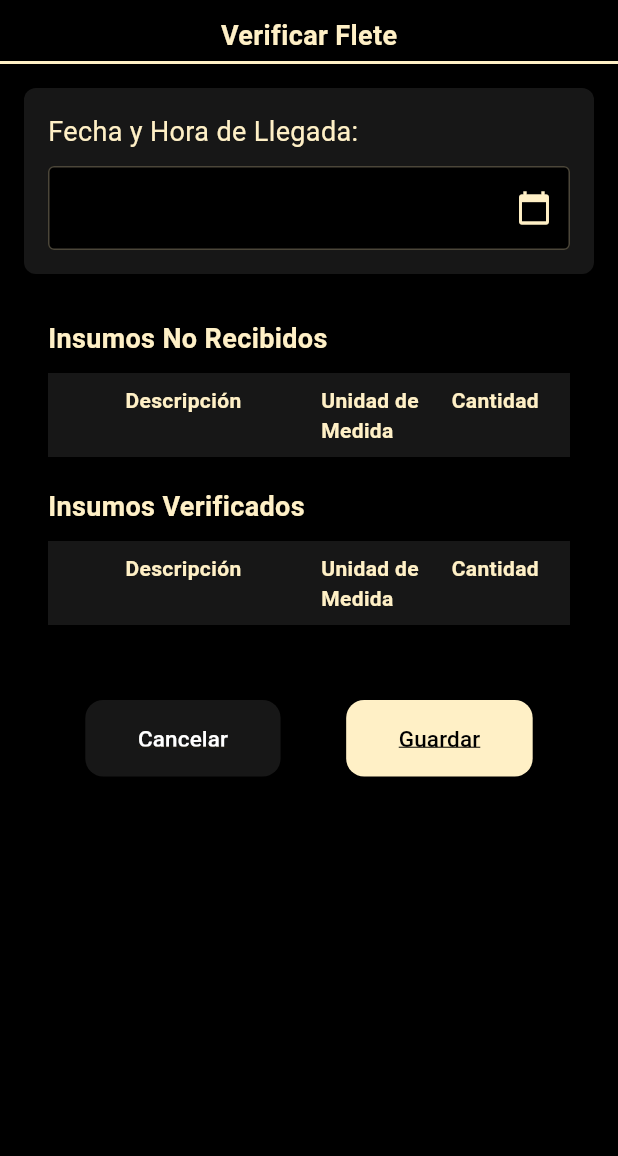
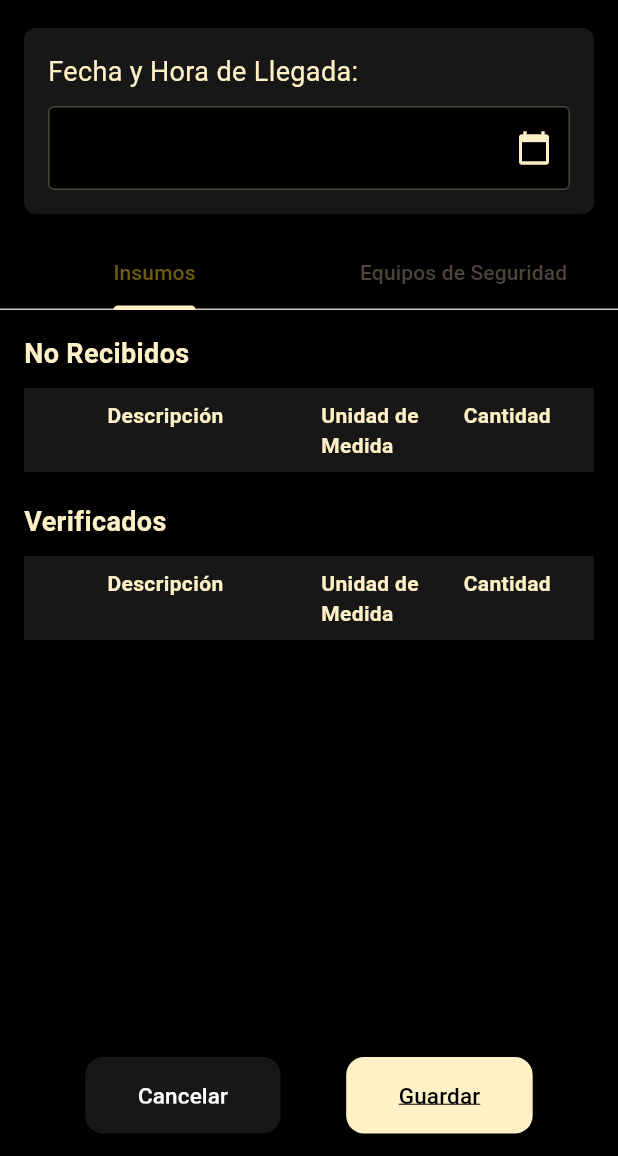
Before and after one commit to KevinMatta/app_sigesproc, a Flutter app: the VerificarFlete screen opened directly with empty values, in the side drawer, after a tap on the "notifications" icon, on a phone screen of 412 x 824 dp, the part 80-1236 px from its top. Run offline on Flutter 3.47's test engine with Material 3 defaults, Android fonts, the phone set to English and light mode, and no system bars; our stand-ins replace carousel_slider, flutter_keyboard_visibility, flutter_map, flutter_speed_dial, flutter_spinkit, flutter_typeahead and 3 more; accounts and stored records are empty; network calls fail.

Commit message:
fix(fletes)

```diff
--- a/sigesproc_app/lib/screens/fletes/verificacionflete.dart
+++ b/sigesproc_app/lib/screens/fletes/verificacionflete.dart
@@ -1,10 +1,11 @@
 import 'package:flutter/material.dart';
-import 'package:intl/intl.dart';
 import 'package:sigesproc_app/models/fletes/fleteencabezadoviewmodel.dart';
+import 'package:sigesproc_app/models/insumos/equipoporproveedorviewmodel.dart';
 import 'package:sigesproc_app/screens/menu.dart';
 import 'package:sigesproc_app/services/fletes/fletedetalleservice.dart';
 import 'package:sigesproc_app/models/fletes/fletedetalleviewmodel.dart';
 import 'package:sigesproc_app/services/fletes/fleteencabezadoservice.dart';
+import 'package:intl/intl.dart';
 
 class VerificarFlete extends StatefulWidget {
   final int flenId;
@@ -15,13 +16,17 @@ class VerificarFlete extends StatefulWidget {
   _VerificarFleteState createState() => _VerificarFleteState();
 }
 
-class _VerificarFleteState extends State<VerificarFlete> {
+class _VerificarFleteState extends State<VerificarFlete>
+    with SingleTickerProviderStateMixin {
   DateTime? fechaHoraLlegada;
 
   List<TextEditingController> quantityControllers = [];
   List<FleteDetalleViewModel> insumosNoRecibidos = [];
   List<FleteDetalleViewModel> insumosVerificados = [];
+  List<FleteDetalleViewModel> equiposNoRecibidos = [];
+  List<FleteDetalleViewModel> equiposVerificados = [];
 
+  TabController? _tabController;
   int _selectedIndex = 2;
 
   FleteEncabezadoViewModel flete = FleteEncabezadoViewModel(
@@ -35,6 +40,7 @@ class _VerificarFleteState extends State<VerificarFlete> {
     boatId: null,
     flenEstado: null,
     flenDestinoProyecto: null,
+    flenSalidaProyecto: null,
     usuaCreacion: null,
     flenFechaCreacion: null,
     usuaModificacion: null,
@@ -45,25 +51,193 @@ class _VerificarFleteState extends State<VerificarFlete> {
   @override
   void initState() {
     super.initState();
-    _cargarInsumos();
+    _tabController = TabController(length: 2, vsync: this);
+    _cargarDatos();
   }
 
-  void _onItemTapped(int index) {
+  Map<int, String> mapaEquipos = {};
+
+  Future<void> _cargarDatos() async {
+    try {
+      // Cargar los datos del flete
+      FleteEncabezadoViewModel? fleteCargado =
+          await FleteEncabezadoService.obtenerFleteDetalle(widget.flenId);
+
+      if (fleteCargado != null) {
+        setState(() {
+          flete = fleteCargado;
+        });
+
+        // Cargar los detalles de los insumos y equipos del flete
+        List<FleteDetalleViewModel> detalles =
+            await FleteDetalleService.Buscar(widget.flenId);
+
+        // Cargar equipos desde EquipoPorProveedorViewModel usando el boasId del flete
+        if (flete.boasId != null) {
+          List<EquipoPorProveedorViewModel> equiposList =
+              await FleteDetalleService.listarEquiposdeSeguridadPorBodega(flete.boasId!);
+
+          // Crear un mapa para asociar inppId con el nombre del equipo
+          for (var equipo in equiposList) {
+            mapaEquipos[equipo.eqppId!] = equipo.equsNombre!;
+          }
+        }
+
+        setState(() {
+          insumosNoRecibidos = detalles.where((detalle) => detalle.fldeTipodeCarga == true).toList();
+          equiposNoRecibidos = detalles.where((detalle) => detalle.fldeTipodeCarga == false).toList();
+        });
+      }
+    } catch (e) {
+      print('Error al cargar los insumos, equipos y el flete: $e');
+    }
+  }
+
+  void _moverARecibido(FleteDetalleViewModel detalle, bool esInsumo) {
     setState(() {
-      _selectedIndex = index;
+      if (esInsumo) {
+        insumosNoRecibidos.remove(detalle);
+        insumosVerificados.add(detalle);
+      } else {
+        equiposNoRecibidos.remove(detalle);
+        equiposVerificados.add(detalle);
+      }
     });
   }
 
-  Future<void> _cargarInsumos() async {
-    try {
-      List<FleteDetalleViewModel> insumos =
-          await FleteDetalleService.Buscar(widget.flenId);
-      setState(() {
-        insumosNoRecibidos = insumos;
-      });
-    } catch (e) {
-      print('Error al cargar los insumos: $e');
-    }
+  void _moverANoRecibido(FleteDetalleViewModel detalle, bool esInsumo) {
+    setState(() {
+      if (esInsumo) {
+        insumosVerificados.remove(detalle);
+        insumosNoRecibidos.add(detalle);
+      } else {
+        equiposVerificados.remove(detalle);
+        equiposNoRecibidos.add(detalle);
+      }
+    });
+  }
+
+  @override
+  Widget build(BuildContext context) {
+    return Scaffold(
+      backgroundColor: Colors.black,
+      appBar: AppBar(
+        backgroundColor: Colors.black,
+        title: Row(
+          children: [
+            Image.asset(
+              'lib/assets/logo-sigesproc.png',
+              height: 50,
+            ),
+            SizedBox(width: 2),
+            Expanded(
+              child: Text(
+                'SIGESPROC',
+                style: TextStyle(
+                  color: Color(0xFFFFF0C6),
+                  fontSize: 20,
+                ),
+                textAlign: TextAlign.start,
+              ),
+            ),
+          ],
+        ),
+        iconTheme: const IconThemeData(color: Color(0xFFFFF0C6)),
+        actions: <Widget>[
+          IconButton(
+            icon: Icon(Icons.notifications),
+            onPressed: () {},
+          ),
+          IconButton(
+            icon: Icon(Icons.person),
+            onPressed: () {},
+          ),
+        ],
+      ),
+      body: Column(
+        children: [
+          // Sección de Fecha y Hora de Llegada
+          Padding(
+            padding: const EdgeInsets.all(16.0),
+            child: Container(
+              padding: const EdgeInsets.all(16.0),
+              decoration: BoxDecoration(
+                color: Color(0xFF171717),
+                borderRadius: BorderRadius.circular(8.0),
+              ),
+              child: Column(
+                crossAxisAlignment: CrossAxisAlignment.start,
+                children: [
+                  Text(
+                    'Fecha y Hora de Llegada:',
+                    style: TextStyle(
+                      color: Color(0xFFFFF0C6),
+                      fontSize: 18,
+                    ),
+                  ),
+                  SizedBox(height: 10),
+                  _buildFechaHoraLlegadaInput(),
+                ],
+              ),
+            ),
+          ),
+
+          // Tabs de Insumos y Equipos de Seguridad
+          Expanded(
+            child: Column(
+              children: [
+                TabBar(
+                  controller: _tabController,
+                  indicatorColor: Color(0xFFFFF0C6),
+                  tabs: [
+                    Tab(text: 'Insumos'),
+                    Tab(text: 'Equipos de Seguridad'),
+                  ],
+                ),
+                Expanded(
+                  child: TabBarView(
+                    controller: _tabController,
+                    children: [
+                      _buildItemsTab(insumosNoRecibidos, insumosVerificados, true),
+                      _buildItemsTab(equiposNoRecibidos, equiposVerificados, false),
+                    ],
+                  ),
+                ),
+              ],
+            ),
+          ),
+        ],
+      ),
+      bottomNavigationBar: _buildBottomButtons(),
+      drawer: MenuLateral(
+        selectedIndex: _selectedIndex,
+        onItemSelected: (index) {
+          setState(() {
+            _selectedIndex = index;
+          });
+        },
+      ),
+    );
+  }
+
+  Widget _buildFechaHoraLlegadaInput() {
+    return TextField(
+      readOnly: true,
+      onTap: _seleccionarFechaHora,
+      decoration: InputDecoration(
+        suffixIcon: Icon(Icons.calendar_today, color: Color(0xFFFFF0C6)),
+        border: OutlineInputBorder(),
+        filled: true,
+        fillColor: Colors.black,
+        labelStyle: TextStyle(color: Colors.white),
+      ),
+      style: TextStyle(color: Colors.white),
+      controller: TextEditingController(
+        text: fechaHoraLlegada != null
+            ? DateFormat('dd/MM/yyyy HH:mm').format(fechaHoraLlegada!)
+            : '',
+      ),
+    );
   }
 
   Future<void> _seleccionarFechaHora() async {
@@ -122,293 +296,24 @@ class _VerificarFleteState extends State<VerificarFlete> {
     }
   }
 
-  void _moverInsumoARecibido(FleteDetalleViewModel insumo) {
-    setState(() {
-      insumosNoRecibidos.remove(insumo);
-      insumosVerificados.add(insumo);
-    });
-  }
-
-  void _moverInsumoANoRecibido(FleteDetalleViewModel insumo) {
-    setState(() {
-      insumosVerificados.remove(insumo);
-      insumosNoRecibidos.add(insumo);
-    });
-  }
-
-   // Future<void> verificarFlete() async {
-  //   FleteEncabezadoViewModel? fleteCargado =
-  //         await FleteEncabezadoService.obtenerFleteDetalle(widget.flenId);
-  //   fleteCargado!.flenDestinoProyecto = true;
-  //   fleteCargado.flenFechaHoraLlegada = flete.flenFechaHoraLlegada;
-  //   fleteCargado.usuaModificacion = 3;
-
-  //   print('Flete data: ${fleteCargado.toJson()}');
-
-  //   // Verificar que no haya insumos seleccionados con cantidad 0 o vacía
-  //   bool hayCantidadesInvalidas = false;
-  //   for (int i = 0; i < insumosVerificados.length; i++) {
-  //     int? stock = insumosVerificados[i].fldeCantidad;
-  //     int? cantidad = int.tryParse(quantityControllers[i].text);
-
-  //     if (cantidad == null || cantidad <= 0) {
-  //       print(
-  //           'Cantidad inválida para insumo ${selectedInsumos[i].insuDescripcion}: $cantidad');
-  //       quantityControllers[i].text = '1';
-  //       selectedCantidades[i] = 1;
-  //       hayCantidadesInvalidas = true;
-  //     } else if (cantidad > stock!) {
-  //       print(
-  //           'Cantidad excedida para insumo ${selectedInsumos[i].insuDescripcion}: $cantidad');
-  //       quantityControllers[i].text = stock.toString();
-  //       selectedCantidades[i] = stock;
-  //       hayCantidadesInvalidas = true;
-  //     } else {
-  //       selectedCantidades[i] = cantidad;
-  //     }
-  //   }
-
-  //   if (hayCantidadesInvalidas) {
-  //     ScaffoldMessenger.of(context).showSnackBar(
-  //       SnackBar(
-  //           content: Text(
-  //               'Cantidades ajustadas. Por favor, revise las cantidades.')),
-  //     );
-  //     return;
-  //   }
-
-  //   if (selectedInsumos.isEmpty) {
-  //     ScaffoldMessenger.of(context).showSnackBar(
-  //       SnackBar(content: Text('Debe seleccionar al menos un insumo')),
-  //     );
-  //     return;
-  //   }
-
-  //   final int? newId = await FleteEncabezadoService.insertarFlete(flete);
-  //   if (newId != null) {
-  //     print('New Flete ID: $newId');
-  //     for (int i = 0; i < selectedInsumos.length; i++) {
-  //       final detalle = FleteDetalleViewModel(
-  //         fldeCantidad: selectedCantidades[i],
-  //         flenId: newId,
-  //         inppId: selectedInsumos[i].inppId,
-  //         usuaCreacion: 3,
-  //       );
-  //       print('Detalle data: ${detalle.toJson()}');
-  //       await FleteDetalleService.insertarFleteDetalle(detalle);
-  //     }
-  //     Navigator.push(
-  //       context,
-  //       MaterialPageRoute(
-  //         builder: (context) => Flete(),
-  //       ),
-  //     );
-  //     ScaffoldMessenger.of(context).showSnackBar(
-  //       SnackBar(content: Text('Flete enviado con éxito')),
-  //     );
-  //   } else {
-  //     ScaffoldMessenger.of(context).showSnackBar(
-  //       SnackBar(content: Text('Error al enviar el flete')),
-  //     );
-  //   }
-  // }
-
-
-  @override
-  Widget build(BuildContext context) {
-    return Scaffold(
-      backgroundColor: Colors.black,
-      appBar: AppBar(
-        backgroundColor: Colors.black,
-       title: Row(
-          children: [
-            Image.asset(
-              'lib/assets/logo-sigesproc.png',
-              height: 50, // Ajusta la altura si es necesario
-            ),
-            SizedBox(width: 2), // Reduce el espacio entre el logo y el texto
-            Expanded(
-              child: Text(
-                'SIGESPROC',
-                style: TextStyle(
-                  color: Color(0xFFFFF0C6),
-                  fontSize: 20,
-                ),
-                textAlign: TextAlign.start, // Alinea el texto a la izquierda
-              ),
-            ),
-          ],
-        ),
-        bottom: PreferredSize(
-          preferredSize: Size.fromHeight(40.0),
-          child: Column(
-            children: [
-              Text(
-                'Verificar Flete',
-                style: TextStyle(
-                  color: Color(0xFFFFF0C6),
-                  fontSize: 18,
-                  fontWeight: FontWeight.bold,
-                ),
-              ),
-              SizedBox(height: 4.0),
-              Container(
-                height: 2.0,
-                color: Color(0xFFFFF0C6),
-              ),
-            ],
-          ),
-        ),
-        iconTheme: const IconThemeData(color: Color(0xFFFFF0C6)),
-        actions: <Widget>[
-          IconButton(
-            icon: Icon(Icons.notifications),
-            onPressed: () {},
-          ),
-          IconButton(
-            icon: Icon(Icons.person),
-            onPressed: () {},
-          ),
+  Widget _buildItemsTab(List<FleteDetalleViewModel> noRecibidos,
+      List<FleteDetalleViewModel> verificados, bool esInsumo) {
+    return SingleChildScrollView(
+      padding: const EdgeInsets.all(16.0),
+      child: Column(
+        crossAxisAlignment: CrossAxisAlignment.start,
+        children: [
+          _buildSection(
+              'No Recibidos', _buildTable(noRecibidos, true, esInsumo)),
+          SizedBox(height: 20),
+          _buildSection(
+              'Verificados', _buildTable(verificados, false, esInsumo)),
         ],
-      ),
-      body: Stack(
-        children: [
-          Padding(
-            padding: const EdgeInsets.all(16.0),
-            child: SingleChildScrollView(
-              child: Column(
-                crossAxisAlignment: CrossAxisAlignment.start,
-                children: [
-                  Container(
-                    padding: const EdgeInsets.all(16.0),
-                    decoration: BoxDecoration(
-                      color: Color(0xFF171717),
-                      borderRadius: BorderRadius.circular(8.0),
-                    ),
-                    child: Column(
-                      crossAxisAlignment: CrossAxisAlignment.start,
-                      children: [
-                        Text(
-                          'Fecha y Hora de Llegada:',
-                          style: TextStyle(
-                            color: Color(0xFFFFF0C6),
-                            fontSize: 18,
-                          ),
-                        ),
-                        SizedBox(height: 10),
-                        _buildFechaHoraLlegadaInput(),
-                      ],
-                    ),
-                  ),
-                  SizedBox(height: 30),
-                  Container(
-                    padding: const EdgeInsets.symmetric(horizontal: 16.0),
-                    child: Column(
-                      crossAxisAlignment: CrossAxisAlignment.start,
-                      children: [
-                        _buildInsumosSection(
-                            'Insumos No Recibidos', _buildInsumosNoRecibidos()),
-                        SizedBox(height: 20),
-                        _buildInsumosSection(
-                            'Insumos Verificados', _buildInsumosVerificados()),
-                      ],
-                    ),
-                  ),
-                  SizedBox(
-                      height:
-                          100), // Espacio para evitar que los botones tapen la tabla
-                ],
-              ),
-            ),
-          ),
-          Positioned(
-            bottom: 0,
-            left: 0,
-            right: 0,
-            child: Container(
-              color: Colors.black,
-              padding: EdgeInsets.symmetric(horizontal: 35.0, vertical: 15.0),
-              child: Row(
-                mainAxisAlignment: MainAxisAlignment.spaceAround,
-                children: [
-                  ElevatedButton(
-                    style: ElevatedButton.styleFrom(
-                      backgroundColor: Color(0xFF171717),
-                      padding:
-                          EdgeInsets.symmetric(horizontal: 35, vertical: 15),
-                      shape: RoundedRectangleBorder(
-                        borderRadius: BorderRadius.circular(12),
-                      ),
-                    ),
-                    onPressed: () {
-                      Navigator.pop(context);
-                    },
-                    child: Text(
-                      'Cancelar',
-                      style: TextStyle(
-                        color: Colors.white,
-                        fontSize: 15,
-                        decoration: TextDecoration.underline,
-                      ),
-                    ),
-                  ),
-                  ElevatedButton(
-                    style: ElevatedButton.styleFrom(
-                      backgroundColor: Color(0xFFFFF0C6),
-                      padding:
-                          EdgeInsets.symmetric(horizontal: 35, vertical: 15),
-                      shape: RoundedRectangleBorder(
-                        borderRadius: BorderRadius.circular(12),
-                      ),
-                    ),
-                    // onPressed: verificarFlete,
-                    onPressed: () {
-                      // Acción para guardar
-                    },
-                    child: Text(
-                      'Guardar',
-                      style: TextStyle(
-                        color: Colors.black,
-                        fontSize: 15,
-                        decoration: TextDecoration.underline,
-                      ),
-                    ),
-                  ),
-                ],
-              ),
-            ),
-          ),
-        ],
-      ),
-      drawer: MenuLateral(
-        selectedIndex: _selectedIndex,
-        onItemSelected: _onItemTapped,
       ),
     );
   }
 
-
-  Widget _buildFechaHoraLlegadaInput() {
-    return TextField(
-      readOnly: true,
-      onTap: _seleccionarFechaHora,
-      decoration: InputDecoration(
-        suffixIcon: Icon(Icons.calendar_today, color: Color(0xFFFFF0C6)),
-        border: OutlineInputBorder(),
-        filled: true,
-        fillColor: Colors.black,
-        labelStyle: TextStyle(color: Colors.white),
-      ),
-      style: TextStyle(color: Colors.white),
-      controller: TextEditingController(
-        text: fechaHoraLlegada != null
-            ? DateFormat('dd/MM/yyyy HH:mm').format(fechaHoraLlegada!)
-            : '',
-      ),
-    );
-  }
-
-  Widget _buildInsumosSection(String title, Widget table) {
+  Widget _buildSection(String title, Widget table) {
     return Column(
       crossAxisAlignment: CrossAxisAlignment.start,
       children: [
@@ -426,7 +331,8 @@ class _VerificarFleteState extends State<VerificarFlete> {
     );
   }
 
-  Widget _buildInsumosNoRecibidos() {
+  Widget _buildTable(
+      List<FleteDetalleViewModel> detalles, bool esNoRecibido, bool esInsumo) {
     return Table(
       columnWidths: {
         0: FlexColumnWidth(1),
@@ -440,7 +346,7 @@ class _VerificarFleteState extends State<VerificarFlete> {
             color: Color(0xFF171717),
           ),
           children: [
-            SizedBox(), // Celda para el checkbox
+            SizedBox(),
             Padding(
               padding: const EdgeInsets.all(8.0),
               child: Text(
@@ -473,66 +379,14 @@ class _VerificarFleteState extends State<VerificarFlete> {
             ),
           ],
         ),
-        ..._buildInsumosRows(insumosNoRecibidos, true),
+        ..._buildRows(detalles, esNoRecibido, esInsumo),
       ],
     );
   }
 
-  Widget _buildInsumosVerificados() {
-    return Table(
-      columnWidths: {
-        0: FlexColumnWidth(1),
-        1: FlexColumnWidth(3),
-        2: FlexColumnWidth(2),
-        3: FlexColumnWidth(2),
-      },
-      children: [
-        TableRow(
-          decoration: BoxDecoration(
-            color: Color(0xFF171717),
-          ),
-          children: [
-            SizedBox(), // Celda para el checkbox
-            Padding(
-              padding: const EdgeInsets.all(8.0),
-              child: Text(
-                'Descripción',
-                style: TextStyle(
-                  color: Color(0xFFFFF0C6),
-                  fontWeight: FontWeight.bold,
-                ),
-              ),
-            ),
-            Padding(
-              padding: const EdgeInsets.all(8.0),
-              child: Text(
-                'Unidad de Medida',
-                style: TextStyle(
-                  color: Color(0xFFFFF0C6),
-                  fontWeight: FontWeight.bold,
-                ),
-              ),
-            ),
-            Padding(
-              padding: const EdgeInsets.all(8.0),
-              child: Text(
-                'Cantidad',
-                style: TextStyle(
-                  color: Color(0xFFFFF0C6),
-                  fontWeight: FontWeight.bold,
-                ),
-              ),
-            ),
-          ],
-        ),
-        ..._buildInsumosRows(insumosVerificados, false),
-      ],
-    );
-  }
-
-  List<TableRow> _buildInsumosRows(
-      List<FleteDetalleViewModel> insumos, bool esNoRecibido) {
-    return insumos.map((insumo) {
+  List<TableRow> _buildRows(
+      List<FleteDetalleViewModel> detalles, bool esNoRecibido, bool esInsumo) {
+    return detalles.map((detalle) {
       return TableRow(
         decoration: BoxDecoration(
           color: Colors.black,
@@ -543,9 +397,9 @@ class _VerificarFleteState extends State<VerificarFlete> {
             onChanged: (bool? value) {
               setState(() {
                 if (value == true) {
-                  _moverInsumoARecibido(insumo);
+                  _moverARecibido(detalle, esInsumo);
                 } else {
-                  _moverInsumoANoRecibido(insumo);
+                  _moverANoRecibido(detalle, esInsumo);
                 }
               });
             },
@@ -553,14 +407,17 @@ class _VerificarFleteState extends State<VerificarFlete> {
           Padding(
             padding: const EdgeInsets.all(8.0),
             child: Text(
-              insumo.insuDescripcion ?? '',
+              esInsumo
+                  ? detalle.insuDescripcion ?? ''
+                  : mapaEquipos[detalle.inppId] ??
+                      '', // Usar el mapa para obtener el nombre del equipo
               style: TextStyle(color: Colors.white),
             ),
           ),
           Padding(
             padding: const EdgeInsets.all(8.0),
             child: Text(
-              insumo.unmeNombre ?? '',
+              detalle.unmeNombre ?? '',
               style: TextStyle(color: Colors.white),
             ),
           ),
@@ -568,7 +425,7 @@ class _VerificarFleteState extends State<VerificarFlete> {
             padding: const EdgeInsets.all(8.0),
             child: esNoRecibido
                 ? Text(
-                    insumo.fldeCantidad.toString(),
+                    detalle.fldeCantidad.toString(),
                     style: TextStyle(color: Colors.white),
                   )
                 : TextField(
@@ -576,25 +433,23 @@ class _VerificarFleteState extends State<VerificarFlete> {
                     keyboardType: TextInputType.number,
                     decoration: InputDecoration(
                       border: InputBorder.none,
-                      hintText: insumo.fldeCantidad.toString(),
+                      hintText: detalle.fldeCantidad.toString(),
                       hintStyle: TextStyle(color: Colors.white),
                     ),
                     onChanged: (value) {
                       setState(() {
                         int cantidad =
-                            int.tryParse(value) ?? insumo.fldeCantidad!;
-                        if (cantidad > insumo.fldeCantidad!) {
-                          // Limitar la cantidad a la disponible
-                          cantidad = insumo.fldeCantidad!;
+                            int.tryParse(value) ?? detalle.fldeCantidad!;
+                        if (cantidad > detalle.fldeCantidad!) {
+                          cantidad = detalle.fldeCantidad!;
                         } else if (cantidad < 1) {
-                          // Evitar que la cantidad sea menor a 1
                           cantidad = 1;
                         }
-                        insumo.fldeCantidad = cantidad;
+                        detalle.fldeCantidad = cantidad;
                       });
                     },
                     controller: TextEditingController(
-                      text: insumo.fldeCantidad.toString(),
+                      text: detalle.fldeCantidad.toString(),
                     ),
                   ),
           ),
@@ -602,4 +457,56 @@ class _VerificarFleteState extends State<VerificarFlete> {
       );
     }).toList();
   }
+
+  Widget _buildBottomButtons() {
+    return Container(
+      color: Colors.black,
+      padding: EdgeInsets.symmetric(horizontal: 35.0, vertical: 15.0),
+      child: Row(
+        mainAxisAlignment: MainAxisAlignment.spaceAround,
+        children: [
+          ElevatedButton(
+            style: ElevatedButton.styleFrom(
+              backgroundColor: Color(0xFF171717),
+              padding: EdgeInsets.symmetric(horizontal: 35, vertical: 15),
+              shape: RoundedRectangleBorder(
+                borderRadius: BorderRadius.circular(12),
+              ),
+            ),
+            onPressed: () {
+              Navigator.pop(context);
+            },
+            child: Text(
+              'Cancelar',
+              style: TextStyle(
+                color: Colors.white,
+                fontSize: 15,
+                decoration: TextDecoration.underline,
+              ),
+            ),
+          ),
+          ElevatedButton(
+            style: ElevatedButton.styleFrom(
+              backgroundColor: Color(0xFFFFF0C6),
+              padding: EdgeInsets.symmetric(horizontal: 35, vertical: 15),
+              shape: RoundedRectangleBorder(
+                borderRadius: BorderRadius.circular(12),
+              ),
+            ),
+            onPressed: () {
+              // Acción para guardar
+            },
+            child: Text(
+              'Guardar',
+              style: TextStyle(
+                color: Colors.black,
+                fontSize: 15,
+                decoration: TextDecoration.underline,
+              ),
+            ),
+          ),
+        ],
+      ),
+    );
+  }
 }
```
Also changed, not shown: sigesproc_app/lib/screens/fletes/editarflete.dart (+3 -10 lines), sigesproc_app/lib/screens/fletes/flete.dart (+13 -10 lines), sigesproc_app/lib/screens/fletes/nuevoflete.dart (+3 -10 lines).
